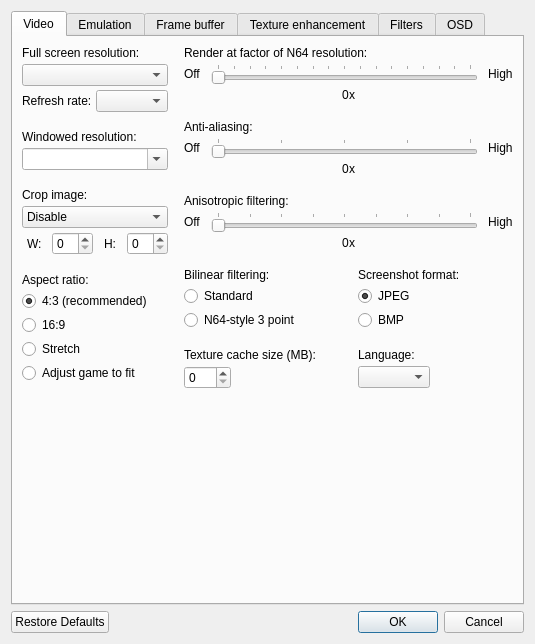
gonetz/GLideN64, file src/GLideNUI/configDialog.ui: the form before one commit.
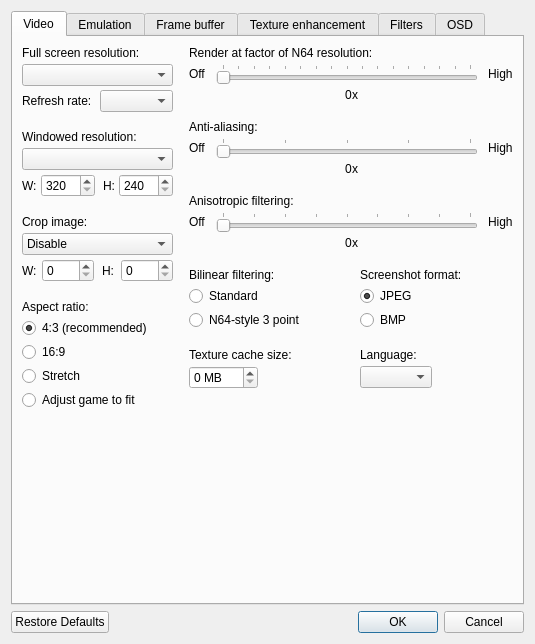
The form after the commit. Icons and pictures are not drawn.

Commit message: Windowed spinboxes re-added, textures tab adjusted, FB tab adjusted

What changed in the file:
```diff
--- a/src/GLideNUI/configDialog.ui
+++ b/src/GLideNUI/configDialog.ui
@@ -35,15 +35,6 @@
    </property>
    <item>
     <widget class="QTabWidget" name="tabWidget">
-     <property name="minimumSize">
-      <size>
-       <width>0</width>
-       <height>510</height>
-      </size>
-     </property>
-     <property name="currentIndex">
-      <number>0</number>
-     </property>
      <property name="usesScrollButtons">
       <bool>false</bool>
      </property>
@@ -121,11 +112,79 @@
               </widget>
              </item>
              <item>
-              <widget class="QComboBox" name="windowedResolutionComboBox">
-               <property name="editable">
-                <bool>true</bool>
-               </property>
-              </widget>
+              <widget class="QComboBox" name="windowedResolutionComboBox"/>
+             </item>
+             <item>
+              <layout class="QHBoxLayout" name="horizontalLayout_12">
+               <item>
+                <widget class="QLabel" name="windowWidthLabel">
+                 <property name="text">
+                  <string>W:</string>
+                 </property>
+                </widget>
+               </item>
+               <item>
+                <widget class="QSpinBox" name="windowWidthSpinBox">
+                 <property name="minimumSize">
+                  <size>
+                   <width>52</width>
+                   <height>0</height>
+                  </size>
+                 </property>
+                 <property name="minimum">
+                  <number>320</number>
+                 </property>
+                 <property name="maximum">
+                  <number>7680</number>
+                 </property>
+                 <property name="singleStep">
+                  <number>16</number>
+                 </property>
+                </widget>
+               </item>
+               <item>
+                <spacer name="horizontalSpacer_5">
+                 <property name="orientation">
+                  <enum>Qt::Horizontal</enum>
+                 </property>
+                 <property name="sizeType">
+                  <enum>QSizePolicy::Fixed</enum>
+                 </property>
+                 <property name="sizeHint" stdset="0">
+                  <size>
+                   <width>4</width>
+                   <height>0</height>
+                  </size>
+                 </property>
+                </spacer>
+               </item>
+               <item>
+                <widget class="QLabel" name="windowHeightLabel">
+                 <property name="text">
+                  <string>H:</string>
+                 </property>
+                </widget>
+               </item>
+               <item>
+                <widget class="QSpinBox" name="windowHeightSpinBox">
+                 <property name="minimumSize">
+                  <size>
+                   <width>52</width>
+                   <height>0</height>
+                  </size>
+                 </property>
+                 <property name="minimum">
+                  <number>240</number>
+                 </property>
+                 <property name="maximum">
+                  <number>4320</number>
+                 </property>
+                 <property name="singleStep">
+                  <number>16</number>
+                 </property>
+                </widget>
+               </item>
+              </layout>
              </item>
             </layout>
            </item>
@@ -174,7 +233,7 @@
              </item>
              <item>
               <layout class="QHBoxLayout" name="horizontalLayout_23">
-               <item alignment="Qt::AlignHCenter">
+               <item>
                 <widget class="QLabel" name="cropImageWidthLabel">
                  <property name="toolTip">
                   <string>&lt;html&gt;&lt;head/&gt;&lt;body&gt;&lt;p&gt;Custom cropped image width&lt;/p&gt;&lt;/body&gt;&lt;/html&gt;</string>
@@ -192,6 +251,12 @@
                </item>
                <item>
                 <widget class="QSpinBox" name="cropImageWidthSpinBox">
+                 <property name="minimumSize">
+                  <size>
+                   <width>52</width>
+                   <height>0</height>
+                  </size>
+                 </property>
                  <property name="locale">
                   <locale language="English" country="UnitedStates"/>
                  </property>
@@ -200,7 +265,23 @@
                  </property>
                 </widget>
                </item>
-               <item alignment="Qt::AlignHCenter">
+               <item>
+                <spacer name="horizontalSpacer_9">
+                 <property name="orientation">
+                  <enum>Qt::Horizontal</enum>
+                 </property>
+                 <property name="sizeType">
+                  <enum>QSizePolicy::Fixed</enum>
+                 </property>
+                 <property name="sizeHint" stdset="0">
+                  <size>
+                   <width>4</width>
+                   <height>0</height>
+                  </size>
+                 </property>
+                </spacer>
+               </item>
+               <item>
                 <widget class="QLabel" name="cropImageHeightLabel">
                  <property name="toolTip">
                   <string>&lt;html&gt;&lt;head/&gt;&lt;body&gt;&lt;p&gt;Custom cropped image height&lt;/p&gt;&lt;/body&gt;&lt;/html&gt;</string>
@@ -218,6 +299,12 @@
                </item>
                <item>
                 <widget class="QSpinBox" name="cropImageHeightSpinBox">
+                 <property name="minimumSize">
+                  <size>
+                   <width>52</width>
+                   <height>0</height>
+                  </size>
+                 </property>
                  <property name="locale">
                   <locale language="English" country="UnitedStates"/>
                  </property>
@@ -750,7 +837,7 @@
                  <item>
                   <widget class="QLabel" name="label">
                    <property name="text">
-                    <string>Texture cache size (MB):</string>
+                    <string>Texture cache size:</string>
                    </property>
                   </widget>
                  </item>
@@ -762,6 +849,9 @@
                      <verstretch>0</verstretch>
                     </sizepolicy>
                    </property>
+                   <property name="suffix">
+                    <string> MB</string>
+                   </property>
                    <property name="maximum">
                     <number>999</number>
                    </property>
```
Left out of the diff: 555 changed lines with no effect on the pictures. Lines whose indentation alone changed are shown as unchanged.
